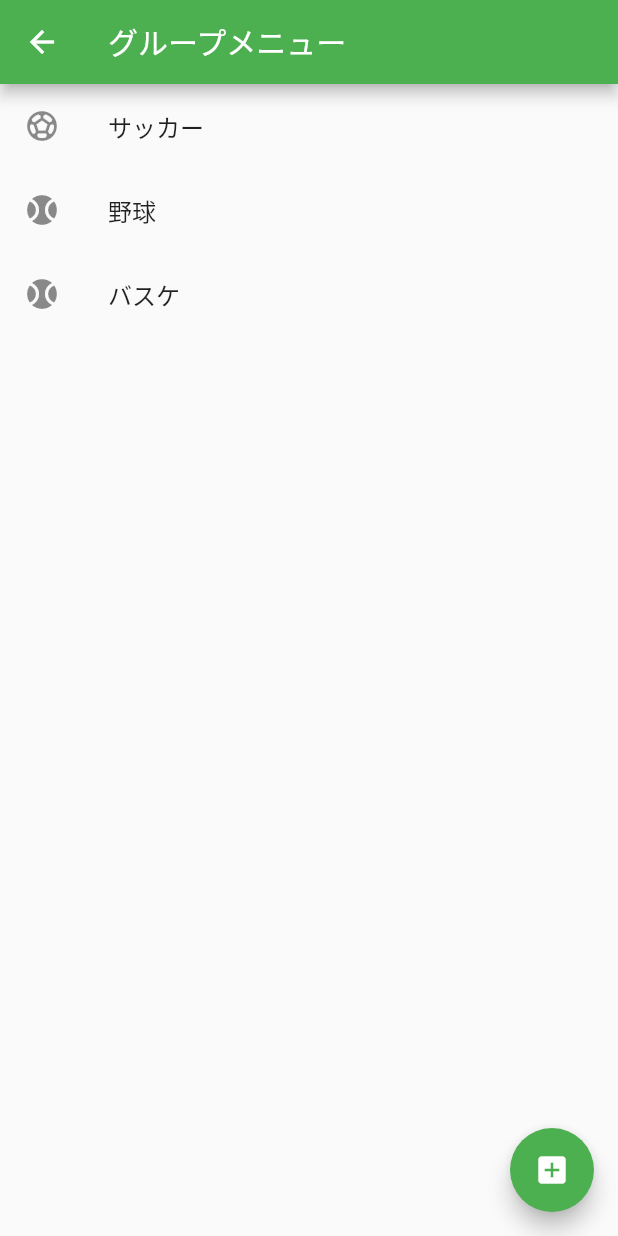
After one commit to kuroshun9494/goningumi, a Flutter app: the screen it shows after launch, after a tap on "menu", on a phone screen of 412 x 824 dp. The commit adds this screen. Run offline on Flutter 3.47's test engine with Material 2 defaults, Android fonts, the phone set to English and light mode, and no system bars.

Commit message:
2021/10/15

```diff
--- /dev/null
+++ b/lib/group_menu.dart
@@ -0,0 +1,51 @@
+import 'package:flutter/material.dart';
+import 'package:goningumi/group_menu.dart';
+import 'package:goningumi/new_group.dart';
+//import 'package:goningumi/main.dart';
+
+class GroupMenu extends StatefulWidget {
+  GroupMenu();
+
+  //final String name ="";
+
+  @override
+  _GroupMenuState createState() => _GroupMenuState();
+}
+
+class _GroupMenuState extends State<GroupMenu> {
+  @override
+  Widget build(BuildContext context) {
+    return Scaffold(
+      resizeToAvoidBottomInset: false,
+      appBar: AppBar(
+        title: Text('グループメニュー'),
+      ),
+      body: SafeArea(
+        child: ListView(
+          children: const <Widget>[
+            ListTile(
+              leading: Icon(Icons.sports_soccer),
+              title: Text('サッカー'),
+            ),
+            ListTile(
+              leading: Icon(Icons.sports_baseball),
+              title: Text('野球'),
+            ),
+            ListTile(
+              leading: Icon(Icons.sports_baseball),
+              title: Text('バスケ'),
+            ),
+          ],
+        ),
+      ),
+      floatingActionButton: FloatingActionButton(
+        onPressed: () => Navigator.push(
+          context,
+          MaterialPageRoute(builder: (context) => NewGroup()),
+        ),
+        child: Icon(Icons.add_box),
+      ),
+    );
+    //
+  }
+}
--- a/lib/main.dart
+++ b/lib/main.dart
@@ -1,5 +1,5 @@
 import 'package:flutter/material.dart';
-import 'package:goningumi/next_page.dart';
+import 'package:goningumi/group_menu.dart';
 
 void main() {
   runApp(MyApp());
@@ -42,13 +42,15 @@ class _MyHomePageState extends State<MyHomePage> {
       appBar: AppBar(
         title: Text(widget.title),
         leading: ElevatedButton(
-          child: Text('次へ'),
+          child: Text('menu'),
           onPressed: () => Navigator.push(
             context,
-            MaterialPageRoute(builder: (context) => NextPage()),
+            MaterialPageRoute(builder: (context) => GroupMenu()),
 
           ),
+
         ),
+
       ),
       body: SafeArea(
         child: Padding(
```
Also changed, not shown: lib/new_group.dart (added, +27 -0 lines), lib/next_page.dart (deleted, +0 -43 lines).
